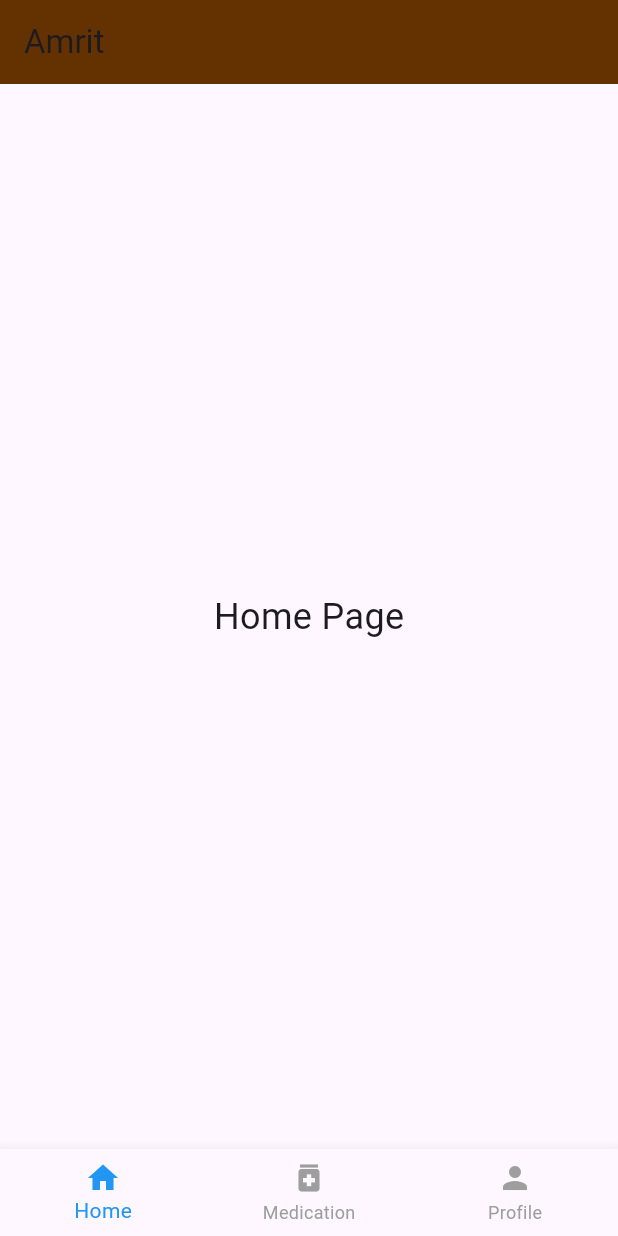
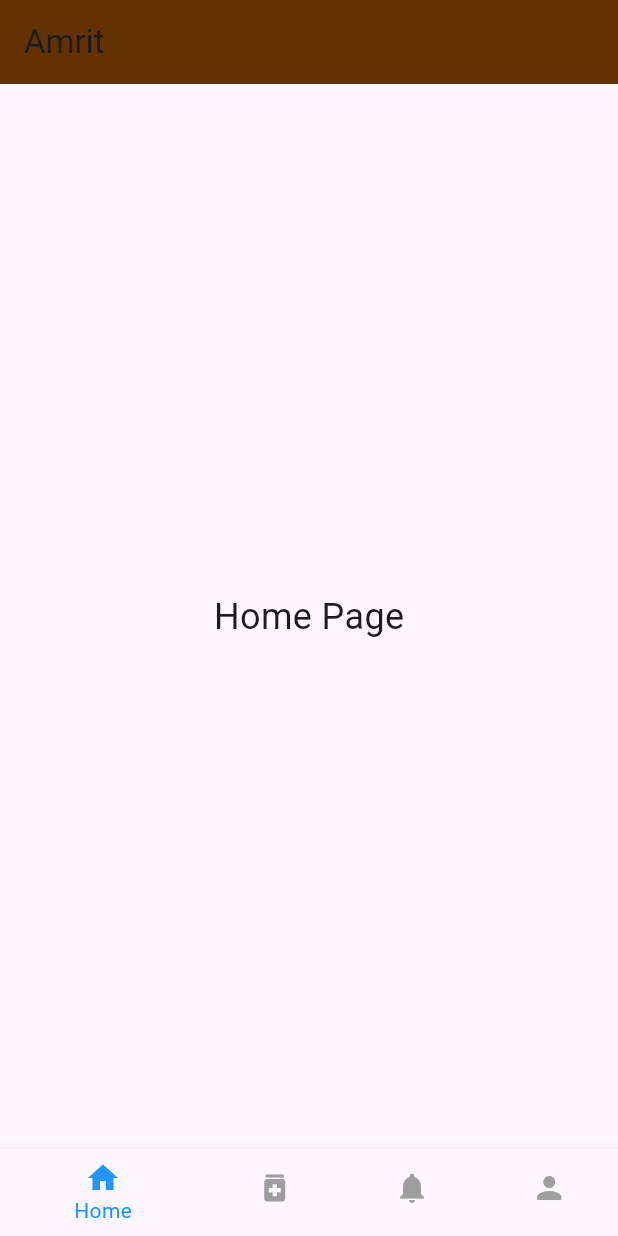
Before and after one commit to dakdim/amritfrontend, a Flutter app: the screen it shows after launch, on a phone screen of 412 x 824 dp. Run offline on Flutter 3.47's test engine with Material 3 defaults, Android fonts, the light colour scheme and no system bars; our stand-ins replace fl_chart.

Commit message:
creating notification page

```diff
--- a/lib/view/homepage.dart
+++ b/lib/view/homepage.dart
@@ -1,5 +1,5 @@
 import 'package:flutter/material.dart';
-import 'medication.dart'; // Import the MedicationPage
+import 'medication.dart';
 
 class HomePage extends StatefulWidget {
   const HomePage({super.key});
@@ -11,23 +11,19 @@ class HomePage extends StatefulWidget {
 class _HomePageState extends State<HomePage> {
   int _selectedIndex = 0;
 
+  // List of pages for each navigation tab
   final List<Widget> _pages = [
-    Center(child: Text('Home Page', style: TextStyle(fontSize: 24))),
-    Center(child: Text('Profile Page', style: TextStyle(fontSize: 24))),
+    const Center(child: Text('Home Page', style: TextStyle(fontSize: 24))),
+    const MedicationPage(),
+    const Center(
+        child: Text('Notification Page', style: TextStyle(fontSize: 24))),
+    const Center(child: Text('Profile Page', style: TextStyle(fontSize: 24))),
   ];
 
   void _onItemTapped(int index) {
-    if (index == 1) {
-      // Navigate to the MedicationPage
-      Navigator.push(
-        context,
-        MaterialPageRoute(builder: (context) => const MedicationPage()),
-      );
-    } else {
-      setState(() {
-        _selectedIndex = index;
-      });
-    }
+    setState(() {
+      _selectedIndex = index; // Update the selected index
+    });
   }
 
   @override
@@ -37,11 +33,7 @@ class _HomePageState extends State<HomePage> {
         backgroundColor: const Color.fromARGB(255, 100, 50, 1),
         title: const Text('Amrit'),
       ),
-      body: _selectedIndex != 1
-          ? _pages[_selectedIndex]
-          : Center(
-              child: Text(
-                  'Medication Page Redirected')), // Placeholder for MedicationPage
+      body: _pages[_selectedIndex], // Show the page based on the selected tab
       bottomNavigationBar: BottomNavigationBar(
         items: const [
           BottomNavigationBarItem(
@@ -53,14 +45,18 @@ class _HomePageState extends State<HomePage> {
             label: 'Medication',
           ),
           BottomNavigationBarItem(
+            icon: Icon(Icons.notifications),
+            label: 'Notifications',
+          ),
+          BottomNavigationBarItem(
             icon: Icon(Icons.person),
             label: 'Profile',
           ),
         ],
-        currentIndex: _selectedIndex,
+        currentIndex: _selectedIndex, // Update the selected tab
         selectedItemColor: Colors.blue,
         unselectedItemColor: Colors.grey,
-        onTap: _onItemTapped,
+        onTap: _onItemTapped, // Update the index on tap
       ),
     );
   }
--- a/pubspec.yaml
+++ b/pubspec.yaml
@@ -35,6 +35,7 @@ dependencies:
   # Use with the CupertinoIcons class for iOS style icons.
   cupertino_icons: ^1.0.8
   intl: ^0.20.1
+  fl_chart: ^0.70.2
 
 dev_dependencies:
   flutter_test:
```
Also changed, not shown: lib/view/medication.dart (+143 -18 lines), lib/view/notification.dart (added, +15 -0 lines), lib/view/profile.dart (added), pubspec.lock, 513 other files.
